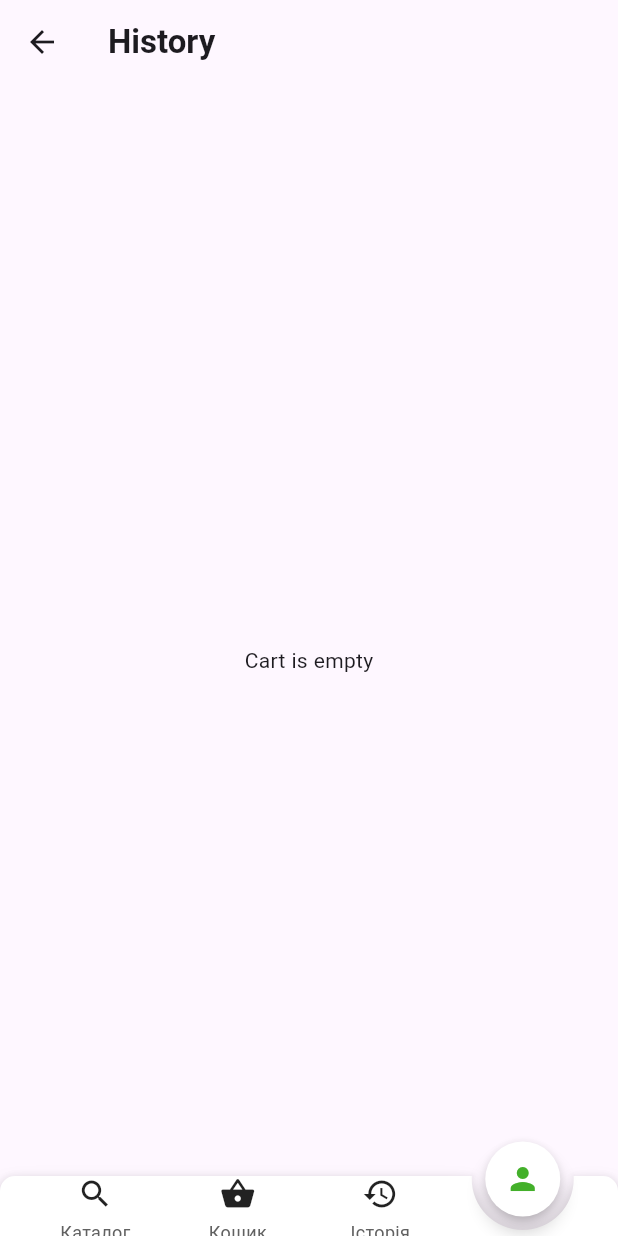
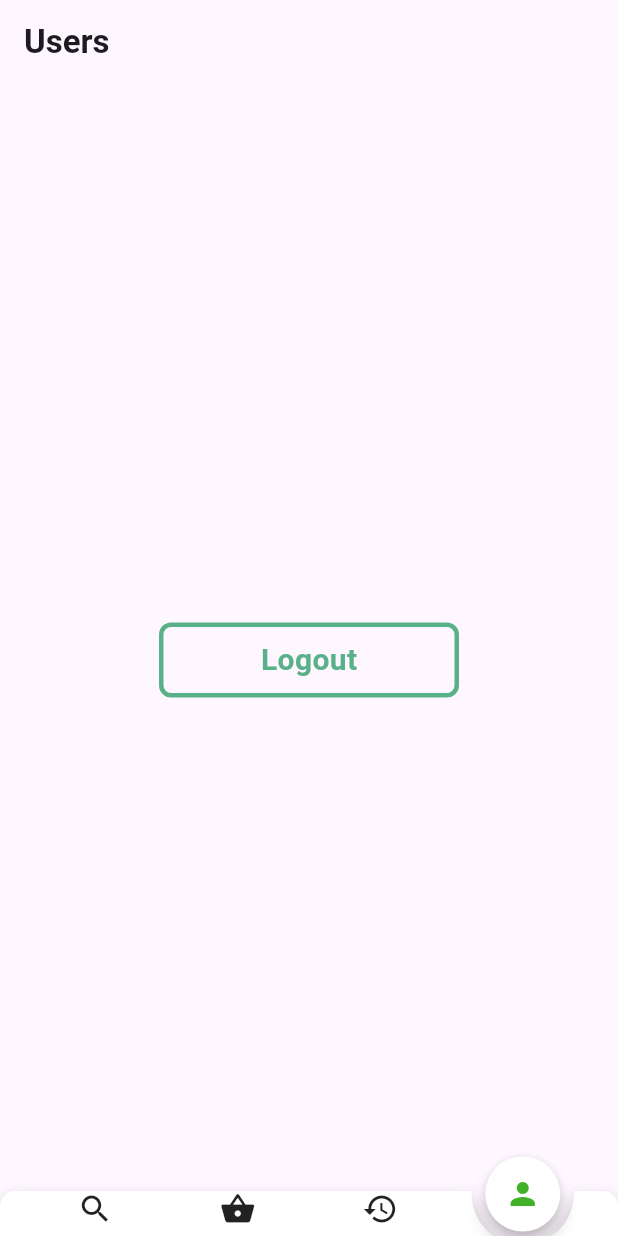
Before and after one commit to aposaitama/sqliteShopApp, a Flutter app: the HomePage screen opened by its route, item 4 of the bottom bar chosen, on a phone screen of 412 x 824 dp. Run offline on Flutter 3.47's test engine with Material 3 defaults, Android fonts, the phone set to English and light mode, and no system bars; drawn by our look-alikes of animated_notch_bottom_bar; our stand-ins replace shared_preferences, sqflite; accounts and stored records are empty.

```diff
--- a/lib/main.dart
+++ b/lib/main.dart
@@ -32,7 +32,7 @@ class MyApp extends StatelessWidget {
             '/login_page': (context) => const LoginPage(),
             '/register_page': (context) => const RegisterPage()
           },
-          home: const RegisterPage(),
+          home: const LoginPage(),
         ));
   }
 }
--- a/lib/models/product.dart
+++ b/lib/models/product.dart
@@ -3,13 +3,14 @@ class Product {
   final String name;
   final double price;
   final String image;
+  final String? checkoutId;
 
-  Product({
-    this.id,
+  Product(
+      {this.id,
       required this.name,
       required this.price,
       required this.image,
-  });
+      this.checkoutId});
 
   factory Product.fromJson(Map<String, dynamic> json) {
     return Product(
@@ -17,7 +18,7 @@ class Product {
         name: json['name'],
         price: json['price'],
         image: json['image'],
-    );
+        checkoutId: json['checkoutId']);
   }
 
   Map<String, dynamic> toMap() => {
@@ -25,5 +26,6 @@ class Product {
         'name': name,
         'price': price,
         'image': image,
+        'checkoutId': checkoutId
       };
 }
--- a/lib/pages/cart_page.dart
+++ b/lib/pages/cart_page.dart
@@ -15,6 +15,7 @@ class _CartPageState extends State<CartPage> {
   Widget build(BuildContext context) {
     return Scaffold(
       appBar: AppBar(
+        automaticallyImplyLeading: false,
         title: const Text(
           'Cart',
           style: TextStyle(fontWeight: FontWeight.bold),
--- a/lib/pages/home_page.dart
+++ b/lib/pages/home_page.dart
@@ -28,7 +28,7 @@ class _HomePageState extends State<HomePage> {
     const ProductsPage(),
     const CartPage(),
     const HistoryPage(),
-    // const UserProfilePage(),
+    const UserProfilePage(),
   ];
 
   @override
@@ -48,28 +48,28 @@ class _HomePageState extends State<HomePage> {
               shadowElevation: 5,
               textOverflow: TextOverflow.visible,
               notchBottomBarController: _controller,
-              bottomBarHeight: 40,
+              bottomBarHeight: 30,
               bottomBarItems: const [
                 BottomBarItem(
                     inActiveItem: Icon(Icons.search),
                     activeItem: Icon(Icons.search,
                         color: Color.fromRGBO(67, 176, 42, 1)),
-                    itemLabel: 'Каталог'),
+                    itemLabel: 'Catalog'),
                 BottomBarItem(
                     inActiveItem: Icon(Icons.shopping_basket),
                     activeItem: Icon(Icons.shopping_basket,
                         color: Color.fromRGBO(67, 176, 42, 1)),
-                    itemLabel: 'Кошик'),
+                    itemLabel: 'Cart'),
                 BottomBarItem(
                     inActiveItem: Icon(Icons.history),
                     activeItem: Icon(Icons.history,
                         color: Color.fromRGBO(67, 176, 42, 1)),
-                    itemLabel: 'Історія'),
+                    itemLabel: 'History'),
                 BottomBarItem(
                     inActiveItem: Icon(Icons.person),
                     activeItem: Icon(Icons.person,
                         color: Color.fromRGBO(67, 176, 42, 1)),
-                    itemLabel: 'Профіль'),
+                    itemLabel: 'Profile'),
               ],
               onTap: (index) {
                 _pageController.jumpToPage(index);
--- a/lib/pages/products_page.dart
+++ b/lib/pages/products_page.dart
@@ -15,6 +15,7 @@ class _ProductsPageState extends State<ProductsPage> {
   Widget build(BuildContext context) {
     return Scaffold(
       appBar: AppBar(
+        automaticallyImplyLeading: false,
         title: const Text(
           'Products',
           style: TextStyle(fontWeight: FontWeight.bold),
--- a/lib/pages/profile_page.dart
+++ b/lib/pages/profile_page.dart
@@ -1,86 +1,55 @@
-// import 'package:flutter/material.dart';
-// import 'package:shop/db/database.dart';
-// import 'package:shop/models/user.dart';
+import 'package:flutter/material.dart';
+import 'package:provider/provider.dart';
+import 'package:shared_preferences/shared_preferences.dart';
+import 'package:shop/db/database.dart';
+import 'package:shop/models/user.dart';
+import 'package:shop/provider/user_provider.dart';
+import 'package:shop/widgets/gesture_detector.dart';
 
-// class UserProfilePage extends StatefulWidget {
-//   const UserProfilePage({super.key});
+class UserProfilePage extends StatefulWidget {
+  const UserProfilePage({super.key});
 
-//   @override
-//   State<UserProfilePage> createState() => _UserProfilePageState();
-// }
+  @override
+  State<UserProfilePage> createState() => _UserProfilePageState();
+}
 
-// class _UserProfilePageState extends State<UserProfilePage> {
-//   String? userName;
-//   String? password;
-//   final DatabaseService _databaseService = DatabaseService.instance;
-//   @override
-//   Widget build(BuildContext context) {
-//     return Scaffold(
-//       appBar: AppBar(
-//         title: const Text(
-//           'Users',
-//           style: TextStyle(fontWeight: FontWeight.bold),
-//         ),
-//       ),
-//       floatingActionButton: _addUserButton(),
-//       body: userList(),
-//     );
-//   }
+class _UserProfilePageState extends State<UserProfilePage> {
+  String? userName;
+  String? password;
 
-//   Widget _addUserButton() {
-//     return FloatingActionButton(
-//       onPressed: () {
-//         showDialog(
-//             context: context,
-//             builder: (_) => AlertDialog(
-//                   title: const Text('Enter UserName'),
-//                   content: Column(
-//                     mainAxisSize: MainAxisSize.min,
-//                     children: [
-//                       TextField(
-//                         onChanged: (value) {
-//                           setState(() {
-//                             userName = value;
-//                           });
-//                         },
-//                         decoration: const InputDecoration(
-//                             border: OutlineInputBorder(), hintText: 'login'),
-//                       ),
-//                       MaterialButton(
-//                           color: Theme.of(context).colorScheme.primary,
-//                           child: const Text(
-//                             'Add',
-//                             style: TextStyle(color: Colors.white),
-//                           ),
-//                           onPressed: () {
-//                             if (userName == null && userName == '') return;
-//                             _databaseService.addUser(userName!, password!);
-//                             setState(() {
-//                               userName = null;
-//                             });
-//                             Navigator.pop(context);
-//                           })
-//                     ],
-//                   ),
-//                 ));
-//       },
-//       child: const Icon(Icons.add),
-//     );
-//   }
-
-//   Widget userList() {
-//     return FutureBuilder(
-//         future: _databaseService.getUsers(),
-//         builder: (context, snapshot) {
-//           return ListView.builder(
-//             itemCount: snapshot.data?.length ?? 0,
-//             itemBuilder: (context, index) {
-//               User user = snapshot.data![index];
-//               return ListTile(
-//                 title: Text(user.login),
-//               );
-//             },
-//           );
-//         });
-//   }
-// }
+  final DatabaseService _databaseService = DatabaseService.instance;
+  @override
+  Widget build(BuildContext context) {
+    return Scaffold(
+      appBar: AppBar(
+        automaticallyImplyLeading: false,
+        title: const Text(
+          'Users',
+          style: TextStyle(fontWeight: FontWeight.bold),
+        ),
+      ),
+      body: Center(
+        child: Consumer<UserProvider>(builder: (context, userProvider, child) {
+          return MyGestureDetector(
+              onTap: () async {
+                await userProvider.logOut();
+                Navigator.pushNamed(context, '/login_page');
+              },
+              text: 'Logout');
+          // return GestureDetector(
+          //   onTap: () async {
+          //     await userProvider.logOut();
+          //     Navigator.pushNamed(context, '/login_page');
+          //   },
+          //   child: Container(
+          //     width: 100,
+          //     height: 50,
+          //     decoration: const BoxDecoration(color: Colors.green),
+          //     child: const Center(child: Text('Logout')),
+          //   ),
+          // );
+        }),
+      ),
+    );
+  }
+}
--- a/lib/provider/user_provider.dart
+++ b/lib/provider/user_provider.dart
@@ -19,7 +19,7 @@ class UserProvider extends ChangeNotifier {
     notifyListeners();
   }
 
-  Future<void> logOut(User user) async {
+  Future<void> logOut() async {
     _currentUser = null;
     final prefs = await SharedPreferences.getInstance();
     await prefs.remove('userID');
@@ -33,12 +33,11 @@ class UserProvider extends ChangeNotifier {
       newUser.id = userId;
       await setUser(newUser);
     } catch (e) {
-      // Если ошибка связана с уникальностью логина
       if (e is DatabaseException &&
           e.toString().contains("UNIQUE constraint failed")) {
         throw 'Login is already existed';
       } else {
-        throw 'Registration erorr, try later';
+        throw e;
       }
     }
   }
```
Also changed, not shown: lib/db/database.dart (+40 -20 lines), lib/pages/history_page.dart (+34 -6 lines), lib/pages/login_page.dart (+7 -0 lines), lib/provider/product_provider.dart (+48 -12 lines), lib/tile/history_tile.dart (+1 -10 lines). Lines whose indentation alone changed are shown as unchanged.
